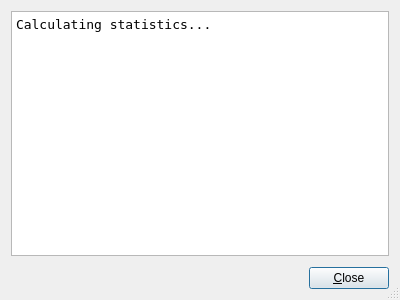
This is src/file-type-stats-window.ui in shundhammer/qdirstat as Qt 5 draws it before an edit. The edited form follows.
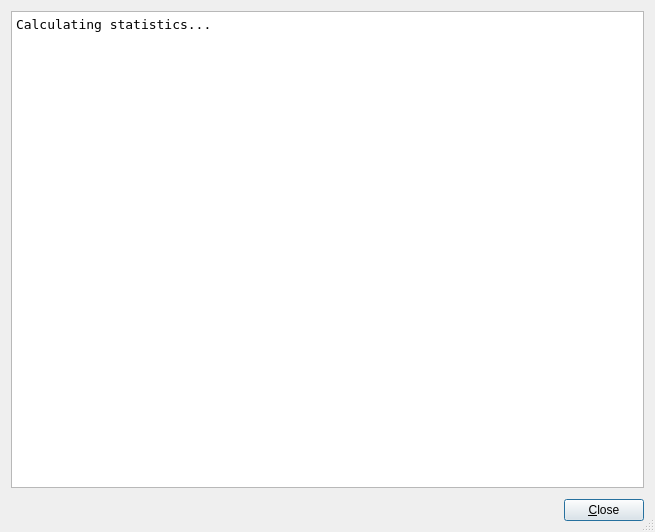
This is the edited form.

Patch:
```diff
--- a/src/file-type-stats-window.ui
+++ b/src/file-type-stats-window.ui
@@ -6,8 +6,8 @@
    <rect>
     <x>0</x>
     <y>0</y>
-    <width>400</width>
-    <height>300</height>
+    <width>655</width>
+    <height>532</height>
    </rect>
   </property>
   <property name="windowTitle">
```
